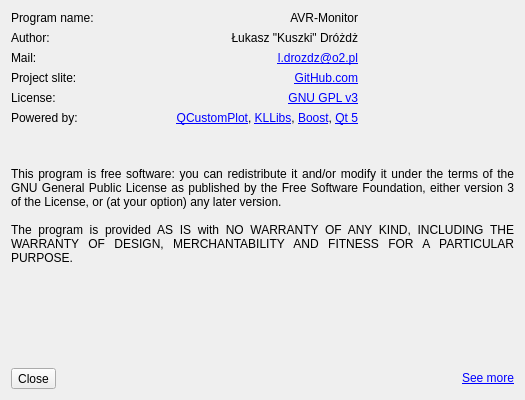
The window that interface/aboutdialog.ui (Kuszki/AVR-Monitor) describes before a commit, drawn with Qt 5.
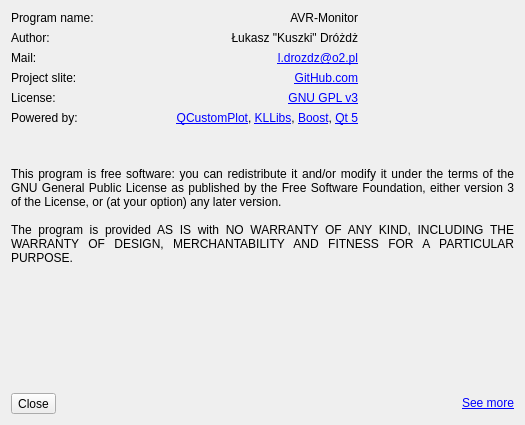
The same window after the commit. Icons and pictures are not drawn.

Diff of the .ui file:
```diff
--- a/interface/aboutdialog.ui
+++ b/interface/aboutdialog.ui
@@ -7,13 +7,13 @@
     <x>0</x>
     <y>0</y>
     <width>525</width>
-    <height>400</height>
+    <height>425</height>
    </rect>
   </property>
   <property name="minimumSize">
    <size>
     <width>525</width>
-    <height>400</height>
+    <height>425</height>
    </size>
   </property>
   <property name="windowTitle">
@@ -192,7 +192,7 @@
    <item row="3" column="1" colspan="3">
     <widget class="QLabel" name="More">
      <property name="text">
-      <string>&lt;a href=&quot;http://www.gnu.org/licenses/gpl-3.0.en.html&quot;&gt;See more&lt;/a&gt;</string>
+      <string>&lt;a href=&quot;http://www.fsf.org/&quot;&gt;See more&lt;/a&gt;</string>
      </property>
      <property name="alignment">
       <set>Qt::AlignRight|Qt::AlignTrailing|Qt::AlignVCenter</set>
```
